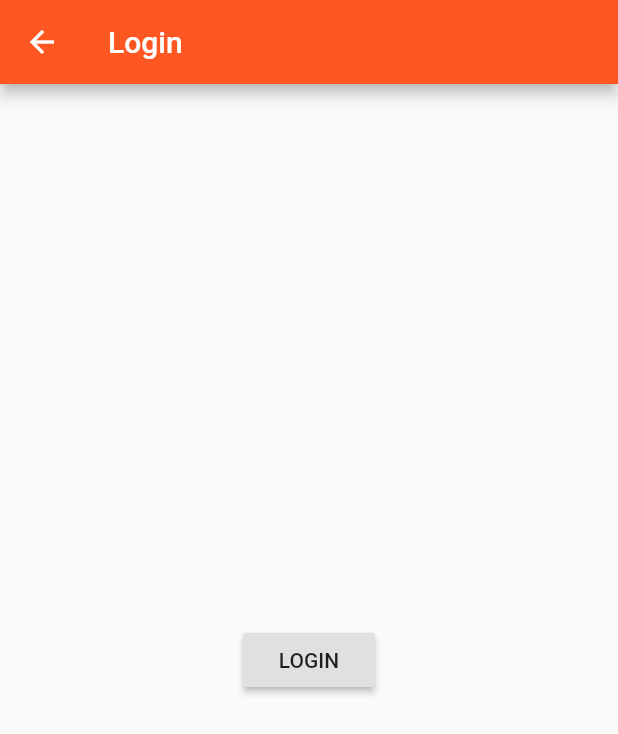
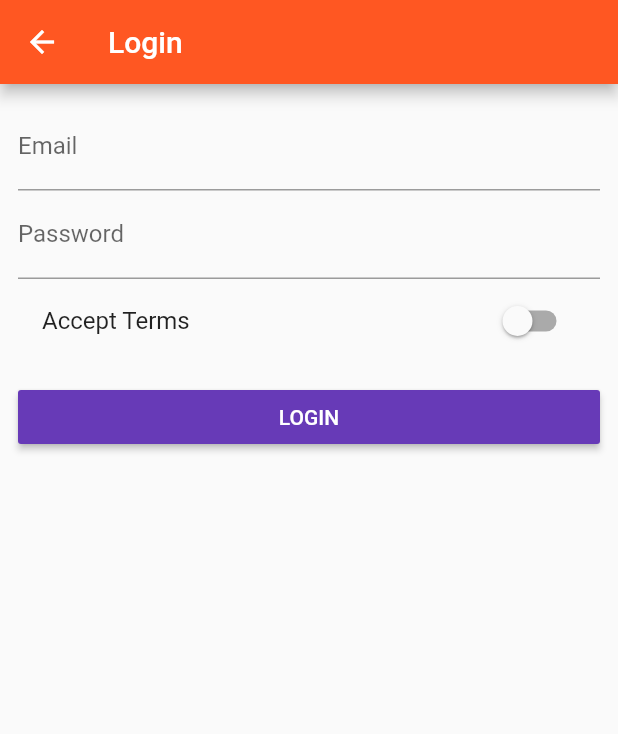
Before and after one commit to emma-ea/marketplace, a Flutter app: the AuthPage screen opened directly, on a phone screen of 412 x 824 dp. Shown: the top 734 px of the screen. Run offline on Flutter 3.47's test engine with Material 2 defaults, Android fonts, the phone set to English and light mode, and no system bars.

Commit message:
added login fields and switch

```diff
--- a/lib/pages/auth.dart
+++ b/lib/pages/auth.dart
@@ -2,19 +2,68 @@ import 'package:flutter/material.dart';
 
 import './products.dart';
 
-class AuthPage extends StatelessWidget {
+class AuthPage extends StatefulWidget {
+  @override
+  _AuthPageState createState() => _AuthPageState();
+}
+
+class _AuthPageState extends State<AuthPage> {
+
+  String _emailValue;
+  String _passwordValue;
+  bool _acceptTerms = false;
+
   @override
   Widget build(BuildContext context) {
     return Scaffold(
       appBar: AppBar(
         title: Text('Login'),
       ),
-      body: Center(
-        child: RaisedButton(
-          child: Text('LOGIN'),
-          onPressed: () {
-            Navigator.pushReplacementNamed(context, '/');
-          },
+      body: Container(
+        margin: EdgeInsets.all(12.0),
+        child: ListView(
+          children: [
+            TextField(
+              keyboardType: TextInputType.emailAddress,
+              decoration: InputDecoration(labelText: 'Email'),
+              onChanged: (input) {
+                setState(() {
+                  _emailValue = input;
+                });
+              },
+            ),
+            TextField(
+              obscureText: true,
+              decoration: InputDecoration(labelText: 'Password'),
+              onChanged: (input) {
+                setState(() {
+                  _passwordValue = input;
+                });
+              },
+            ),
+            SwitchListTile(
+              value: _acceptTerms,
+              onChanged: (bool value) {
+                setState(() {
+                  _acceptTerms = value;
+                });
+              },
+              title: Text('Accept Terms'),
+            ),
+            SizedBox(
+              height: 12.0,
+            ),
+            RaisedButton(
+              color: Theme.of(context).accentColor,
+              textColor: Colors.white,
+              child: Text('LOGIN'),
+              onPressed: () {
+                print(_emailValue);
+                print(_passwordValue);
+                Navigator.pushReplacementNamed(context, '/products');
+              },
+            ),
+          ],
         ),
       ),
     );
```
Also changed, not shown: lib/main.dart (+9 -7 lines), lib/pages/product_create.dart (+68 -15 lines), lib/pages/products.dart (+3 -5 lines), lib/pages/products_admin.dart (+7 -1 lines), lib/product_control.dart (deleted, +0 -22 lines), lib/product_manager.dart (+3 -10 lines), lib/products.dart (+4 -8 lines).
